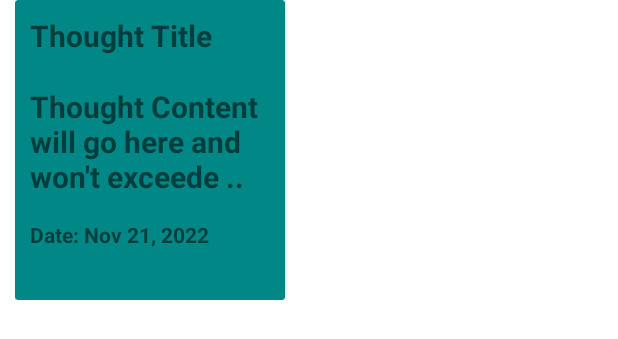
After one commit to JaspalSingh1998/Thoughts, an Android app: the layout thoughtitem.xml on its own in the app's theme, with its tools: preview values and no code run, on a phone screen of 412 x 824 dp. The commit adds this screen. Shown: the top 339 px of the screen. Run offline under Robolectric (Android 15) with nearby library versions, the phone set to English and light mode, and no system bars.

Commit message:
Finished homescreen with grid layout

```diff
--- a/app/src/main/java/com/example/thoughts/Thought.kt
+++ b/app/src/main/java/com/example/thoughts/Thought.kt
@@ -1,4 +1,4 @@
 package com.example.thoughts
 
-data class Thought(val title : String?, val content: String, val color: String) {
+data class Thought(val title : String? = null, val content: String? = null, val color: String? = null) {
 }
--- /dev/null
+++ b/app/src/main/res/layout/thoughtitem.xml
@@ -0,0 +1,52 @@
+<?xml version="1.0" encoding="utf-8"?>
+<LinearLayout xmlns:android="http://schemas.android.com/apk/res/android"
+    xmlns:tools="http://schemas.android.com/tools"
+    android:layout_height="wrap_content"
+    android:layout_width="match_parent"
+    xmlns:app="http://schemas.android.com/apk/res-auto"
+    android:layout_marginLeft="10dp"
+    android:layout_marginBottom="10dp"
+    android:orientation="horizontal">
+    <androidx.cardview.widget.CardView
+        android:id="@+id/thoughtcard"
+        android:layout_width="180dp"
+        android:layout_height="200dp"
+        android:layout_marginRight="20dp"
+        app:cardBackgroundColor="@color/teal_700"
+        >
+        <LinearLayout
+            android:layout_width="match_parent"
+            android:layout_height="match_parent"
+            android:orientation="vertical"
+            android:padding="10dp"
+            >
+            <TextView
+                android:id="@+id/rvtitle"
+                android:layout_width="wrap_content"
+                android:layout_height="wrap_content"
+                android:text="Thought Title"
+                android:textSize="20sp"
+                android:textStyle="bold"
+                />
+            <TextView
+                android:id="@+id/rvcontent"
+                android:layout_width="wrap_content"
+                android:layout_height="wrap_content"
+                android:layout_marginTop="20dp"
+                android:text="Thought Content will go here and won't exceede .."
+                android:textSize="20sp"
+                android:textStyle="bold"
+                />
+
+            <TextView
+                android:id="@+id/rvdate"
+                android:layout_width="wrap_content"
+                android:layout_height="wrap_content"
+                android:layout_marginTop="15dp"
+                android:text="Date: Nov 21, 2022"
+                android:textSize="14sp"
+                android:textStyle="bold" />
+        </LinearLayout>
+    </androidx.cardview.widget.CardView>
+
+</LinearLayout>
```
Also changed, not shown: app/src/main/AndroidManifest.xml (+10 -3 lines), app/src/main/java/com/example/thoughts/MainActivity.kt (+62 -7 lines), app/src/main/java/com/example/thoughts/MyAdapter.kt (added, +55 -0 lines), app/src/main/java/com/example/thoughts/ThoughtDetail.kt (added, +11 -0 lines), app/src/main/res/layout/activity_main.xml (+26 -7 lines), app/src/main/res/layout/activity_thought_detail.xml (added, +9 -0 lines), app/src/main/res/values/colors.xml (+7 -0 lines).
